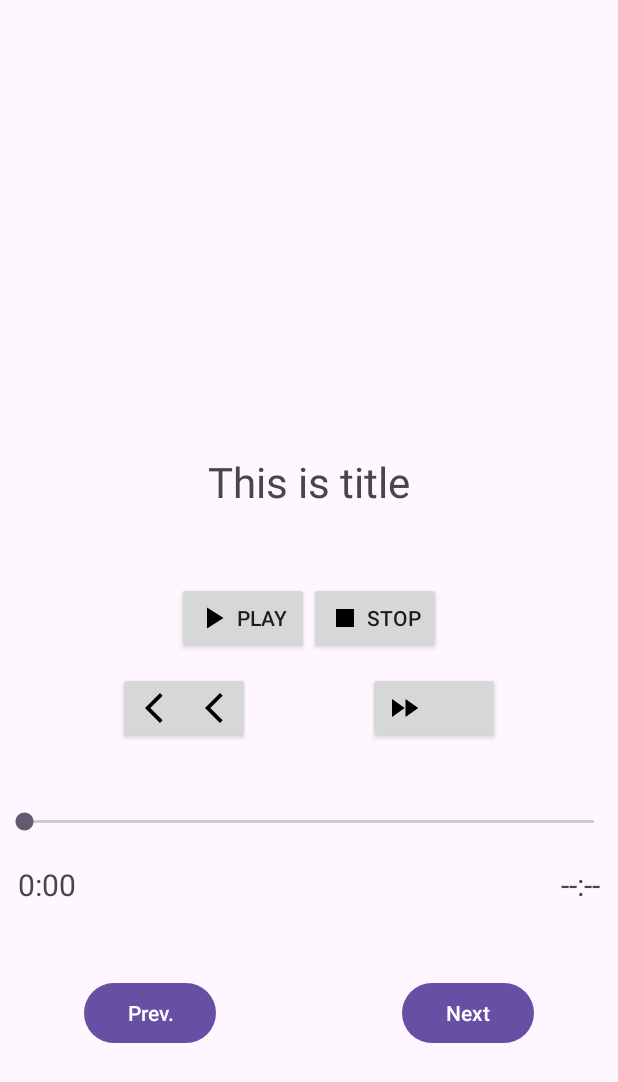
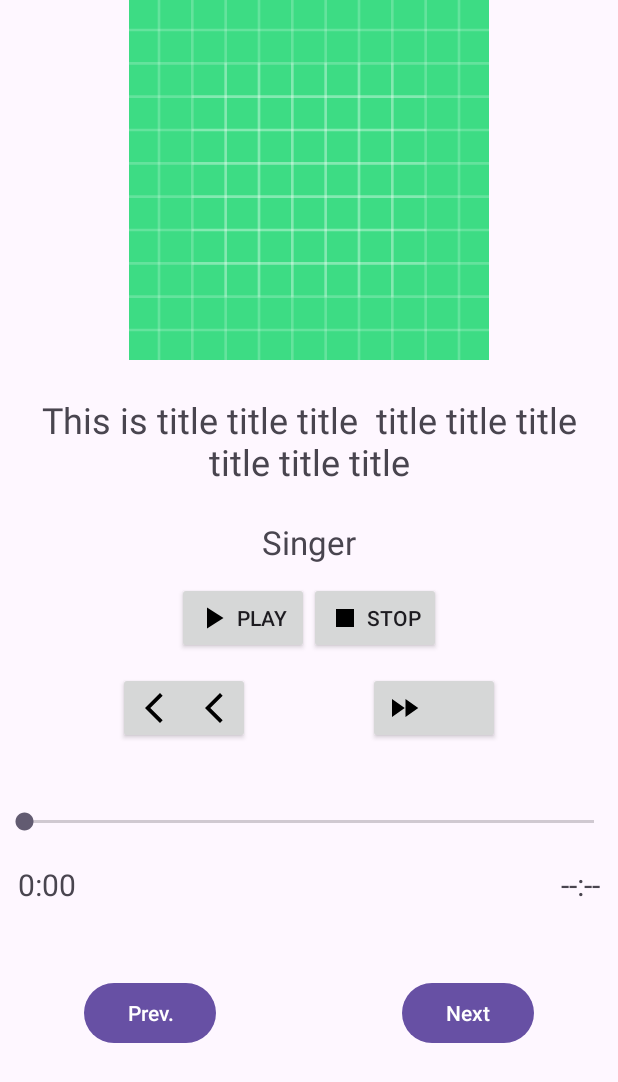
Before and after one commit to ZayniddinMamarasulov/uzmedia, an Android app: the layout activity_main.xml on its own in the app's theme, with its tools: preview values and no code run, on a phone screen of 412 x 824 dp. Shown: the top 1082 px of the screen. Run offline under Robolectric (Android 15) with nearby library versions, the phone set to English and light mode, and no system bars.

Commit message:
song title, image

```diff
--- a/app/src/main/res/layout/activity_main.xml
+++ b/app/src/main/res/layout/activity_main.xml
@@ -7,16 +7,41 @@
     tools:context=".MainActivity">
 
 
+    <androidx.appcompat.widget.AppCompatImageView
+        android:id="@+id/iv_song"
+        android:layout_width="match_parent"
+        android:layout_height="240dp"
+        android:src="@drawable/ic_launcher_background"
+        app:layout_constraintEnd_toEndOf="parent"
+        app:layout_constraintStart_toStartOf="parent"
+        app:layout_constraintTop_toTopOf="parent" />
+
     <androidx.appcompat.widget.AppCompatTextView
         android:id="@+id/tv_song_title"
         android:layout_width="wrap_content"
         android:layout_height="wrap_content"
-        android:layout_marginBottom="48dp"
-        android:textSize="28sp"
+        android:layout_marginTop="12dp"
+        android:layout_marginBottom="12dp"
+        android:gravity="center"
+        android:paddingHorizontal="12dp"
+        android:textSize="24sp"
+        app:layout_constraintBottom_toTopOf="@id/tv_singer_name"
+        app:layout_constraintEnd_toEndOf="parent"
+        app:layout_constraintStart_toStartOf="parent"
+        app:layout_constraintTop_toBottomOf="@id/iv_song"
+        tools:text="This is title title title  title title title title title title" />
+
+    <androidx.appcompat.widget.AppCompatTextView
+        android:id="@+id/tv_singer_name"
+        android:layout_width="wrap_content"
+        android:layout_height="wrap_content"
+        android:layout_marginBottom="12dp"
+        android:gravity="center"
+        android:textSize="22sp"
         app:layout_constraintBottom_toTopOf="@id/btn_play"
         app:layout_constraintEnd_toEndOf="parent"
         app:layout_constraintStart_toStartOf="parent"
-        tools:text="This is title" />
+        tools:text="Singer" />
 
     <androidx.appcompat.widget.AppCompatButton
         android:id="@+id/btn_play"
```
Also changed, not shown: app/src/main/java/uz/tune/uzmediaplayer/MainActivity.kt (+24 -0 lines).
